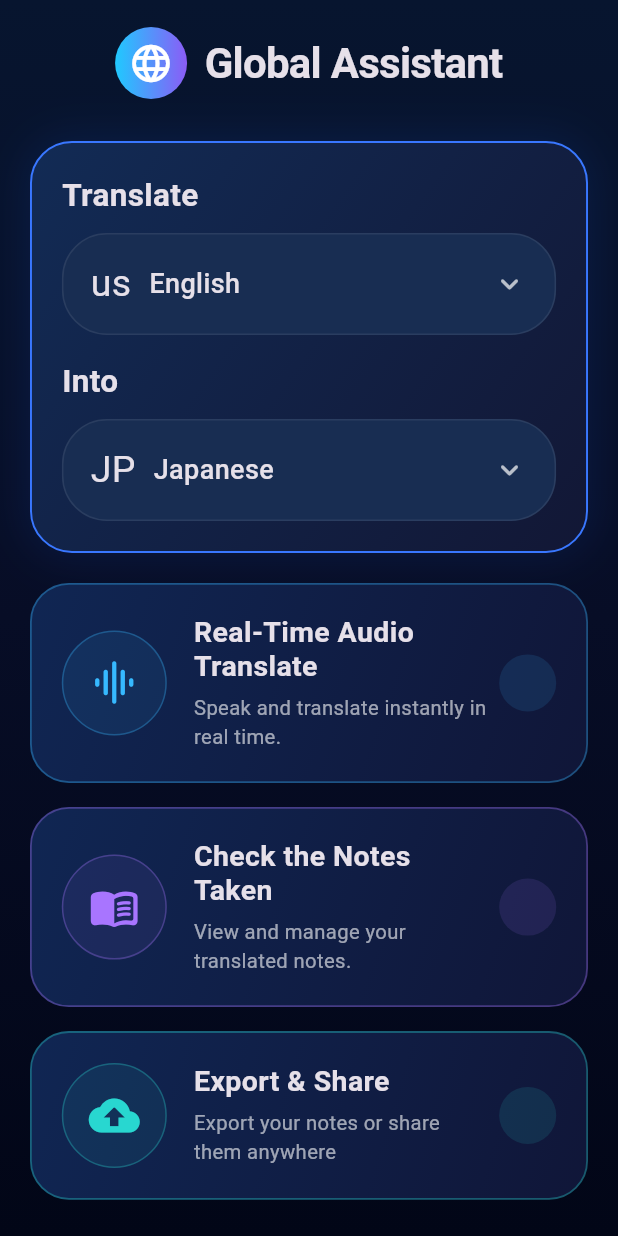
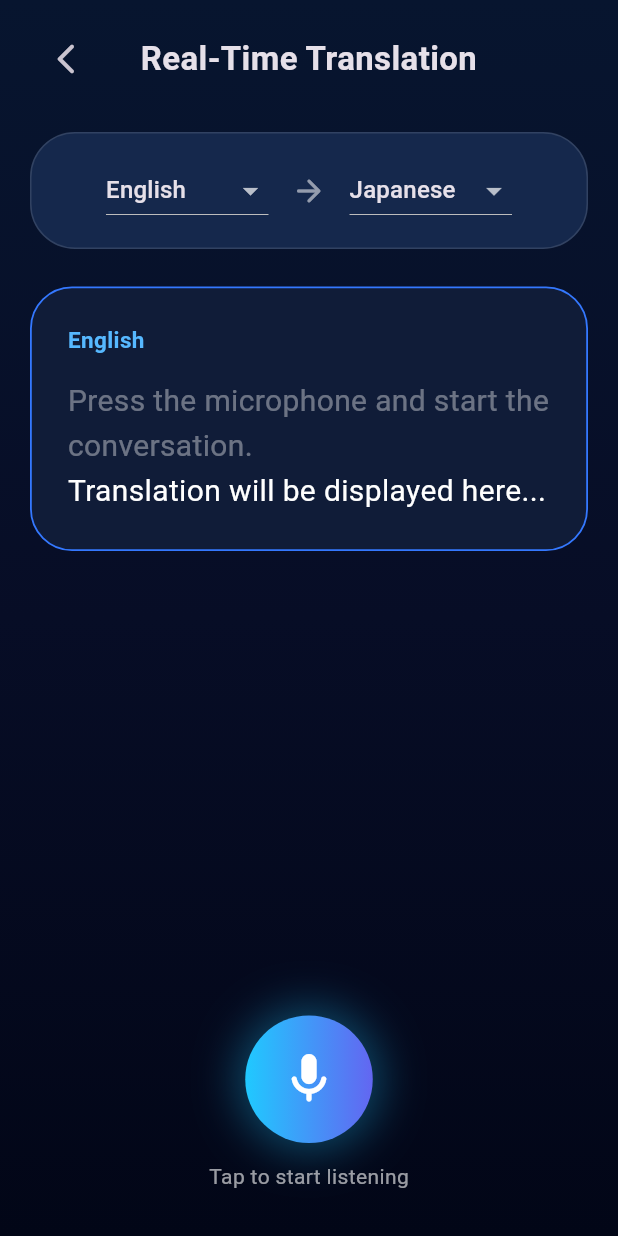
Before and after one commit to taisei8989kingmuzzle-blip/global-assistant-ai, a Flutter app: the screen it shows after launch, after a tap on "Real-Time Audio Translate", on a phone screen of 412 x 824 dp. Run offline on Flutter 3.47's test engine with Material 3 defaults, Android fonts, the phone set to English and light mode, and no system bars; our stand-ins replace speech_to_text; Roboto replaces fonts that are missing (Arial).

Commit message:
Translation feature completed

```diff
--- a/lib/main.dart
+++ b/lib/main.dart
@@ -1,4 +1,5 @@
 import 'package:flutter/material.dart';
+import 'screens/translate_screen.dart';
 
 void main() {
   runApp(const GlobalAssistantApp());
@@ -101,7 +102,12 @@ class HomeScreen extends StatelessWidget {
                   subtitle:
                     'Speak and translate instantly in real time.',
                   onTap: () {
-                    //Translation Screen added later
+                    Navigator.push(
+                      context,
+                      MaterialPageRoute(
+                        builder: (context) => const TranslateScreen()
+                      )
+                    );
                   },
                 ),
 
--- /dev/null
+++ b/lib/screens/translate_screen.dart
@@ -0,0 +1,409 @@
+import 'package:flutter/material.dart';
+import 'package:speech_to_text/speech_to_text.dart';
+import '../services/translation_service.dart';
+
+class TranslateScreen extends StatefulWidget {
+  const TranslateScreen ({super.key});
+
+  @override
+  State<TranslateScreen> createState() => _TranslateScreenState();
+}
+
+class _TranslateScreenState extends State<TranslateScreen> {
+  final SpeechToText _speech = SpeechToText();
+  final TranslationService _translationService = TranslationService();
+
+  //temporal test code
+  // Future<void> _testTranslation() async {
+  //   final result = await _translationService.translate(
+  //     text: 'Hello Everyone!',
+  //     sourceLanguage: 'en',
+  //     targetLanguage: 'ja',
+  //     );
+
+  //     debugPrint(result);
+  // }
+
+
+  bool _isListening = false;
+  bool _speechAvailable = false;
+
+  String _recognizedText = '';
+  String _translatedText = '';
+
+  String _sourceLanguage = 'en';
+  String _targetLanguage = 'ja';
+
+  final Map<String, String> _languages = {
+    'en': 'English',
+    'ja': 'Japanese',
+    'es': 'Spanish',
+    'fr': 'French',
+    'de': 'German',
+    'zh': 'Chinese',
+    'ko': 'Korean',
+    'it': 'Italian',
+    'pt': 'Portuguese',
+  };
+
+  String _getSpeechLocale(String language) {
+    switch (language) {
+      case 'en':
+        return 'en-US';
+      case 'ja':
+        return 'ja-JP';
+      case 'es':
+        return 'es-ES';
+      case 'fr':
+        return 'fr-FR';
+      case 'de':
+        return 'de-DE';
+      case 'zh':
+        return 'zh-CN';
+      case 'ko':
+        return 'ko-KR';
+      case 'it':
+        return 'it-IT';
+      case 'pt':
+        return 'pt-BR';
+      default:
+        return 'en-US';
+    }
+  }
+  Future<void> _translateText(String text) async {
+    if (text.trim().isEmpty) {
+      return;
+    }
+
+    try {
+      final translated = await _translationService.translate(
+        text: text,
+        sourceLanguage: _sourceLanguage,
+        targetLanguage: _targetLanguage,
+        );
+
+        if (!mounted) return;
+
+        setState(() {
+          _translatedText = translated;
+        });
+
+    } catch (e) {
+      debugPrint('Translation error: $e');
+    }
+  }
+
+  @override
+  void initState() {
+    super.initState();
+    _initializeSpeech();
+    }
+
+  Future<void> _initializeSpeech() async {
+    final available = await _speech.initialize(
+      onStatus: (status) {
+        if (status == 'notListening') {
+          setState(() {
+            _isListening = false;
+          });
+        }
+      },
+      onError: (error) {
+        setState(() {
+          _isListening = false;
+        });
+
+        debugPrint('Speech error: $error');
+      },
+    );
+
+    setState(() {
+      _speechAvailable = available;
+    });
+  }
+
+  Future<void> _startListening() async {
+    if (!_speechAvailable) {
+      return;
+    }
+
+    setState(() {
+      _isListening = true;
+      _recognizedText = '';
+    });
+
+    await _speech.listen (
+      onResult: (result) {
+        setState(() {
+          _recognizedText = result.recognizedWords;
+        });
+
+        if(result.finalResult) {
+          _translateText(result.recognizedWords);
+        }
+      },
+      listenOptions: SpeechListenOptions(
+      localeId: _getSpeechLocale(_sourceLanguage),
+      partialResults: true,
+      )
+    );
+  }
+
+  Future<void> _stopListening() async {
+    await _speech.stop();
+
+    setState(() {
+      _isListening = false;
+    });
+  }
+
+  @override
+  Widget build(BuildContext context) {
+    return Scaffold(
+      body: Container(
+        decoration: const BoxDecoration(
+          gradient: LinearGradient(
+            begin: Alignment.topCenter,
+            end: Alignment.bottomCenter,
+            colors: [
+              Color(0xFF07152F),
+              Color(0xFF070D26),
+              Color(0xFF020617),
+            ],
+          ),
+        ),
+        child: SafeArea(
+          child: Column(
+            children: [
+              //Header
+              Padding(
+                padding: const EdgeInsets.fromLTRB(
+                  20,
+                  15,
+                  20,
+                  10,
+                ),
+                child: Row(
+                  children: [
+                    IconButton(
+                      onPressed: () {
+                        Navigator.pop(context);
+                      },
+                      icon: const Icon(
+                        Icons.arrow_back_ios_new_rounded,
+                      ),
+                    ),
+
+                    const Expanded(
+                      child: Text(
+                        'Real-Time Translation',
+                        textAlign: TextAlign.center,
+                        style: TextStyle(
+                          fontSize: 22,
+                          fontWeight: FontWeight.bold,
+                        ),
+                      ),
+                    ),
+
+                    const SizedBox(width: 48),
+                  ],
+                ),
+                ),
+
+                const SizedBox(height: 15),
+
+                //Language indicator
+                Container(
+                  margin: const EdgeInsets.symmetric(
+                    horizontal: 20,
+                  ),
+                  padding: const EdgeInsets.symmetric(
+                    horizontal: 20,
+                    vertical: 14,
+                  ),
+                  decoration: BoxDecoration(
+                    borderRadius: BorderRadius.circular(30),
+                    color: const Color(0xFF15284C),
+                    border: Border.all(
+                      color: Colors.white12,
+                    ),
+                  ),
+                  child: Row(
+                    mainAxisAlignment: MainAxisAlignment.center,
+                    children: [
+                      DropdownButton<String>(
+                        value: _sourceLanguage,
+                        items: _languages.entries.map((entry) {
+                          return DropdownMenuItem<String>(
+                            value: entry.key,
+                            child: Text(entry.value),
+                          );
+                        }).toList(),
+                        onChanged: (value) {
+                          if (value == null) return;
+
+                          setState(() {
+                            _sourceLanguage = value;
+                          });
+                        },
+                      ),
+
+                      SizedBox(width: 15),
+
+                      Icon(
+                        Icons.arrow_forward_rounded,
+                        color: Colors.white54,
+                      ),
+
+                      SizedBox(width: 15),
+
+                      DropdownButton<String>(
+                        value: _targetLanguage,
+                        items: _languages.entries.map((entry) {
+                          return DropdownMenuItem<String>(
+                            value: entry.key,
+                            child: Text(entry.value),
+                          );
+                        }).toList(),
+                        onChanged: (value) {
+                          if (value == null) return;
+
+                          setState(() {
+                            _targetLanguage = value;
+                          });
+                        },
+                      )
+                    ],
+                  ),
+                ),
+
+                const SizedBox(height: 25),
+
+                //recognized Speech
+                Expanded(
+                  child: SingleChildScrollView(
+                    padding: const EdgeInsets.symmetric(
+                      horizontal: 20,
+                    ),
+                    child: Container(
+                      width: double.infinity,
+                      padding: const EdgeInsets.all(24),
+                      decoration: BoxDecoration(
+                        borderRadius: BorderRadius.circular(28),
+                        color: const Color(0xFF101C38),
+                        border: Border.all(
+                          color: const Color(0xFF3478FF),
+                          width: 1.2,
+                        ),
+                      ),
+                      child: Column(
+                        crossAxisAlignment:
+                        CrossAxisAlignment.start,
+                        children: [
+                           Text(
+                            _languages[_sourceLanguage]?? 'Unknown',
+                            style: TextStyle(
+                              color: Color(0xFF56B8FF),
+                              fontSize: 15,
+                              fontWeight: FontWeight.bold,
+                            ),
+                          ),
+
+                          const SizedBox(height: 15),
+
+                          Text(
+                            _recognizedText.isEmpty
+                              ?_isListening
+                                ?'Listening...'
+                                :'Press the microphone and start the conversation.'
+                              :_recognizedText,
+                              style: TextStyle(
+                                fontSize: 20,
+                                height: 1.5,
+                                color: _recognizedText.isEmpty
+                                    ? Colors.white38
+                                    :Colors.white,
+                              ),
+                          ),
+                          Text(
+                            _translatedText.isEmpty
+                              ?'Translation will be displayed here...'
+                              : _translatedText,
+                              style: TextStyle(
+                                fontSize: 20,
+                                height: 1.5,
+                                color: Colors.white,
+                              ),
+                          ),
+                        ],
+                      ),
+                    ),
+                  ),
+                ),
+
+                const SizedBox(height: 20),
+
+                //Microphone
+                GestureDetector(
+                  onTap: _isListening
+                      ? _stopListening
+                      : _startListening,
+                    child: AnimatedContainer(
+                      duration: const Duration(
+                        milliseconds: 250,
+                      ),
+                      width: 85,
+                      height: 85,
+                      decoration: BoxDecoration(
+                        shape: BoxShape.circle,
+                        gradient: LinearGradient(
+                          colors: _isListening
+                          ? [
+                            const Color(0xFFFF4F81),
+                            const Color(0xFFA855F7),
+                          ]
+                        : [
+                          const Color(0xFF20C9FF),
+                          const Color(0xFF6366F1),
+                        ],
+                        ),
+                        boxShadow: [
+                          BoxShadow(
+                            color: (_isListening
+                                    ? const Color(0xFFFF4F81)
+                                    : const Color(0xFF20C9FF))
+                                .withOpacity(0.35),
+                            blurRadius: 25,
+                            spreadRadius: 5,
+                          ),
+                        ],
+                      ),
+                      child: Icon(
+                        _isListening
+                            ? Icons.stop_rounded
+                            : Icons.mic_rounded,
+                        size: 40,
+                        color: Colors.white,
+                      ),
+                    ),
+                ),
+                const SizedBox(height: 12),
+
+                Text(
+                  _isListening
+                      ? 'Listening... Tap to stop'
+                      : 'Tap to start listening',
+                  style: const TextStyle(
+                    color: Colors.white60,
+                    fontSize: 14,
+                  ),
+                ),
+
+                const SizedBox(height: 30),
+            ],
+          ),
+        ),
+      ),
+    );
+  }
+}
--- a/pubspec.yaml
+++ b/pubspec.yaml
@@ -35,6 +35,7 @@ dependencies:
   # Use with the CupertinoIcons class for iOS style icons.
   cupertino_icons: ^1.0.8
   speech_to_text: ^7.4.0
+  http: ^1.6.0
 
 dev_dependencies:
   flutter_test:
```
Also changed, not shown: lib/services/translation_service.dart (added, +33 -0 lines), pubspec.lock.
